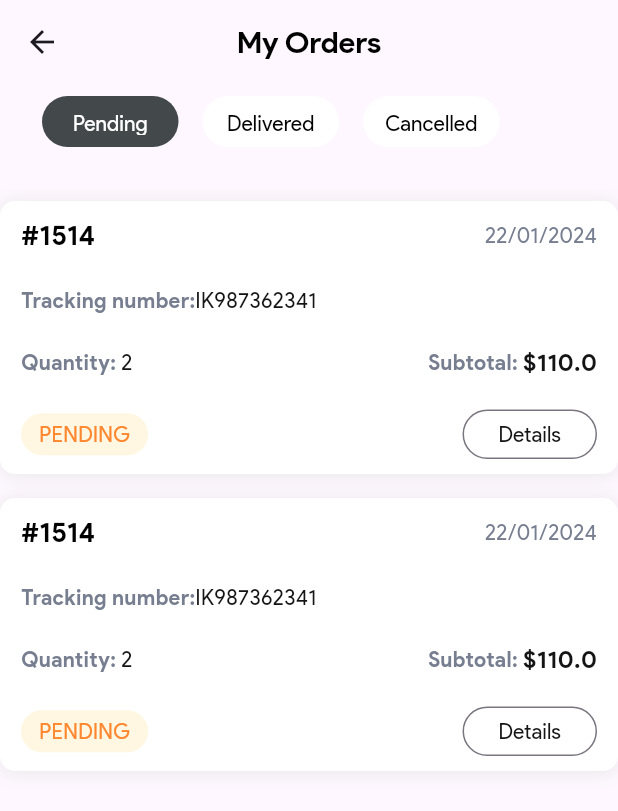
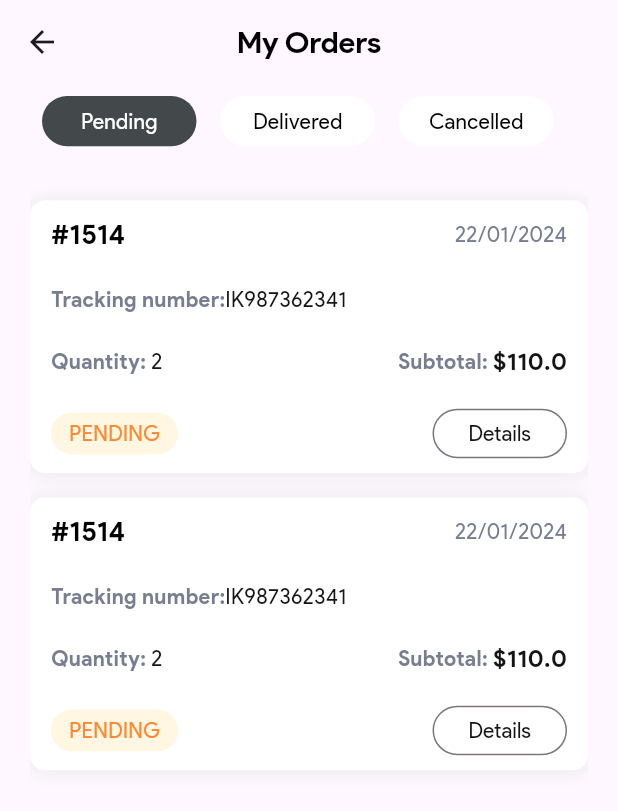
Before and after one commit to Nilav2608/E-commerce-marketplace, a Flutter app: the MyOrdersPage screen opened by its route, on a phone screen of 412 x 824 dp. Shown: the top 811 px of the screen. Run offline on Flutter 3.47's test engine with Material 3 defaults, Android fonts, the phone set to English and light mode, and no system bars; our stand-ins replace bloc, carousel_indicator, carousel_slider, csc_picker, flutter_bloc, flutter_rating_bar and 5 more; missing offline and left inert: sliding_switch; network calls fail.

Commit message:
Fix- My orders page status tabs made responsive

```diff
--- a/lib/presentation/pages/MyOrders/my_orders_page.dart
+++ b/lib/presentation/pages/MyOrders/my_orders_page.dart
@@ -26,28 +26,25 @@ class _MyOrdersPageState extends State<MyOrdersPage> {
       appBar: AppBar(
         centerTitle: true,
         title: const Text("My Orders",
-        style:  TextStyle(
+            style: TextStyle(
                 color: Colors.black,
                 fontSize: 20,
-                      fontWeight: FontWeight.w700)
+                fontWeight: FontWeight.w700)),
       ),
-      ),
-      body: Column(
+      body: Padding(
+        padding: const EdgeInsets.symmetric(horizontal: 20),
+        child: Column(
           children: [
-          Padding(
-              padding: const EdgeInsets.symmetric(horizontal: 20.0),
-              child: SizedBox(
-                height: 50,
-                width: MediaQuery.of(context).size.width,
+            SizedBox(
+              height: MediaQuery.of(context).size.height * 0.06,
+              width: MediaQuery.of(context).size.width * 4,
               child: ListView.builder(
                 physics: const BouncingScrollPhysics(
                     decelerationRate: ScrollDecelerationRate.normal),
                 scrollDirection: Axis.horizontal,
                 itemCount: categoryList.length,
                 itemBuilder: (context, index) {
-                    return Padding(
-                      padding: const EdgeInsets.all(8.0),
-                      child: CategoryCard(
+                  return CategoryCard(
                     category: categoryList[index],
                     onPressed: (b) {
                       for (var category in categoryList) {
@@ -64,11 +61,10 @@ class _MyOrdersPageState extends State<MyOrdersPage> {
                       );
                       // print(tabIndex);
                     },
-                      ),
                   );
                 },
               ),
-              )),
+            ),
             const SizedBox(
               height: 10,
             ),
@@ -91,11 +87,10 @@ class _MyOrdersPageState extends State<MyOrdersPage> {
             ),
           ],
         ),
+      ),
     );
   }
 }
-
-
 
 List<TabCategoryModel> categoryList = [
   TabCategoryModel("Pending", true),
@@ -113,27 +108,27 @@ class CategoryCard extends StatelessWidget {
 
   @override
   Widget build(BuildContext context) {
-    return Container(
-      width: 91,
-      height: 32,
-      // padding: const EdgeInsets.all(5.0),
+    return GestureDetector(
+      onTap: () {
+        onPressed(true);
+      },
+      child: Padding(
+        padding: const EdgeInsets.symmetric(horizontal: 8.0, vertical: 8),
+        child: Container(
+            width: MediaQuery.of(context).size.width * 0.25,
+            height: 26,
             decoration: BoxDecoration(
                 borderRadius: BorderRadius.circular(30.0),
                 color: category.isSelected
                     ? const Color(0xff43484B)
                     : Colors.white),
-      child: TextButton(
-          style: ButtonStyle(
-            overlayColor: MaterialStateProperty.all(Colors.transparent),
-          ),
-          onPressed: () {
-            onPressed(true);
-          },
+            child: Center(
               child: Text(category.title,
                   style: TextStyle(
-                  color: category.isSelected
-                      ? Colors.white
-                      : Colors.black))),
+                      color:
+                          category.isSelected ? Colors.white : Colors.black)),
+            )),
+      ),
     );
   }
 }
```
Also changed, not shown: lib/data/my_order_status_data.dart (+0 -13 lines). Lines whose indentation alone changed are shown as unchanged.
